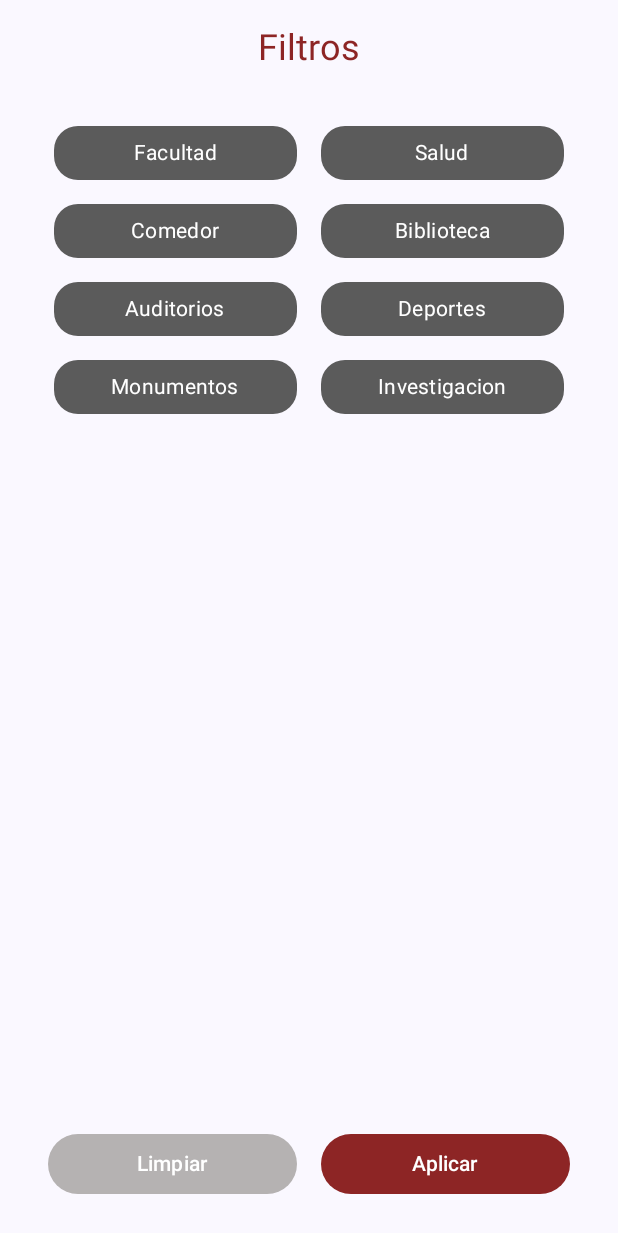
After one commit to fpenado17/tutorApp, an Android app built with Jetpack Compose: the composable FiltroBottomSheet called with empty values, on a phone screen of 412 x 824 dp. The commit adds this screen. Shown: the top 1233 px of the screen. Run offline under Robolectric (Android 15) with nearby library versions, the light colour scheme and no system bars.

Commit message:
Feat logica para manejo de filtros de tipo de ubicaciones, arreglos en otros componentes visuales del mapa

```diff
--- a/app/src/main/java/com/example/tutorapp/data/network/ApiService.kt
+++ b/app/src/main/java/com/example/tutorapp/data/network/ApiService.kt
@@ -15,5 +15,7 @@ interface ApiService {
     ): List<CarouselItem>
 
     @GET("public/ubicacion/")
-    suspend fun getUbicaciones(): List<MapaItem>
+    suspend fun getUbicaciones(
+        @Query("tipo") tipos: List<String>
+    ): List<MapaItem>
 }
--- a/app/src/main/java/com/example/tutorapp/data/repository/MapaRepository.kt
+++ b/app/src/main/java/com/example/tutorapp/data/repository/MapaRepository.kt
@@ -15,9 +15,9 @@ import java.net.URL
 class MapaRepository {
     private val api = RetrofitClient.apiService
 
-    suspend fun getUbicaciones(): List<MapaItem> {
+    suspend fun getUbicaciones(tipos: List<String>): List<MapaItem> {
         return try {
-            api.getUbicaciones()
+            api.getUbicaciones(tipos)
         } catch (e: Exception) {
             Log.e("MapaRepository", "Error al llamar API", e)
             emptyList()
--- a/app/src/main/java/com/example/tutorapp/ui/screen/mapas/components/BusquedaBottomSheet.kt
+++ b/app/src/main/java/com/example/tutorapp/ui/screen/mapas/components/BusquedaBottomSheet.kt
@@ -46,7 +46,6 @@ import com.example.tutorapp.data.model.MapaItem
 import com.example.tutorapp.ui.screen.mapas.MapaViewModel
 import com.example.tutorapp.R
 import com.example.tutorapp.ui.theme.PrincipalAqua
-import com.example.tutorapp.ui.theme.PrincipalGris
 import com.google.accompanist.pager.rememberPagerState
 import com.google.accompanist.pager.HorizontalPager
 import com.google.accompanist.pager.HorizontalPagerIndicator
@@ -77,7 +76,6 @@ fun BusquedaBottomSheet(
         Row(
             modifier = Modifier
                 .fillMaxWidth()
-                .background(color = PrincipalGris, shape = RoundedCornerShape(8.dp))
                 .padding(8.dp),
             verticalAlignment = Alignment.CenterVertically
         ) {
@@ -108,6 +106,7 @@ fun BusquedaBottomSheet(
                     Icon(
                         imageVector = Icons.Filled.Search,
                         contentDescription = "Buscar",
+                        tint = PrincipalAqua
                     )
                 },
                 trailingIcon = {
@@ -134,7 +133,7 @@ fun BusquedaBottomSheet(
                 Icon(
                     painter = painterResource(id = R.drawable.ic_outline_mic),
                     contentDescription = "Voz",
-                    tint = Color.White
+                    tint = PrincipalAqua
                 )
             }
         }
--- /dev/null
+++ b/app/src/main/java/com/example/tutorapp/ui/screen/mapas/components/FiltroBottomSheet.kt
@@ -0,0 +1,156 @@
+package com.example.tutorapp.ui.screen.mapas.components
+
+import androidx.compose.foundation.background
+import androidx.compose.foundation.clickable
+import androidx.compose.foundation.layout.Box
+import androidx.compose.foundation.layout.Column
+import androidx.compose.foundation.layout.Row
+import androidx.compose.foundation.layout.Spacer
+import androidx.compose.foundation.layout.fillMaxSize
+import androidx.compose.foundation.layout.fillMaxWidth
+import androidx.compose.foundation.layout.height
+import androidx.compose.foundation.layout.padding
+import androidx.compose.foundation.layout.width
+import androidx.compose.foundation.layout.wrapContentWidth
+import androidx.compose.foundation.lazy.grid.GridCells
+import androidx.compose.foundation.lazy.grid.LazyVerticalGrid
+import androidx.compose.material3.ExperimentalMaterial3Api
+import androidx.compose.ui.unit.dp
+import androidx.compose.foundation.shape.RoundedCornerShape
+import androidx.compose.material3.Button
+import androidx.compose.material3.MaterialTheme
+import androidx.compose.material3.Text
+import androidx.compose.runtime.Composable
+import androidx.compose.runtime.mutableStateListOf
+import androidx.compose.runtime.remember
+import androidx.compose.ui.Alignment
+import androidx.compose.ui.Modifier
+import androidx.compose.ui.graphics.Color
+import com.example.tutorapp.ui.theme.PrincipalGris
+import androidx.compose.foundation.lazy.grid.items
+import androidx.compose.material3.ButtonDefaults
+import androidx.compose.material3.Scaffold
+import androidx.compose.material3.SnackbarHost
+import androidx.compose.material3.SnackbarHostState
+import androidx.compose.runtime.LaunchedEffect
+import androidx.compose.runtime.rememberCoroutineScope
+import com.example.tutorapp.ui.theme.GrisClaro
+import com.example.tutorapp.ui.theme.PrincipalAqua
+import com.example.tutorapp.ui.theme.RojoUES
+import kotlinx.coroutines.launch
+
+@OptIn(ExperimentalMaterial3Api::class)
+@Composable
+fun FiltroBottomSheet(
+    onAplicar: (List<String>) -> Unit,
+    onCerrar: () -> Unit,
+    filtrosSeleccionados: List<String>
+) {
+    val opcionesBase = listOf(
+        "Facultad", "Salud", "Comedor", "Biblioteca",
+        "Auditorios", "Deportes", "Monumentos", "Investigacion"
+    )
+
+    val filtrosSeleccionadosTemp = remember { mutableStateListOf<String>() }
+    val snackbarHostState = remember { SnackbarHostState() }
+    val scope = rememberCoroutineScope()
+
+    LaunchedEffect(filtrosSeleccionados) {
+        filtrosSeleccionadosTemp.clear()
+        filtrosSeleccionadosTemp.addAll(filtrosSeleccionados)
+    }
+
+    Scaffold(
+        snackbarHost = { SnackbarHost(hostState = snackbarHostState) }
+    ) { paddingValues ->
+        Column(
+            modifier = Modifier
+                .padding(paddingValues)
+                .fillMaxSize()
+                .padding(16.dp)
+        ) {
+            Text(
+                text = "Filtros",
+                style = MaterialTheme.typography.headlineSmall.copy(color = RojoUES),
+                modifier = Modifier
+                    .fillMaxWidth()
+                    .wrapContentWidth(Alignment.CenterHorizontally)
+            )
+
+            Spacer(modifier = Modifier.height(16.dp))
+
+            LazyVerticalGrid(
+                columns = GridCells.Fixed(2),
+                modifier = Modifier
+                    .padding(12.dp)
+                    .fillMaxWidth()
+                    .weight(1f)
+            ) {
+                items(opcionesBase) { opcion ->
+                    val seleccionado = opcion in filtrosSeleccionadosTemp
+                    val chipColor = if (seleccionado) PrincipalAqua else PrincipalGris
+                    Box(
+                        modifier = Modifier
+                            .padding(8.dp)
+                            .fillMaxWidth()
+                            .background(color = chipColor, shape = RoundedCornerShape(16.dp))
+                            .clickable {
+                                if (seleccionado) {
+                                    if (filtrosSeleccionadosTemp.size > 1) {
+                                        filtrosSeleccionadosTemp.remove(opcion)
+                                    } else {
+                                        scope.launch {
+                                            snackbarHostState.showSnackbar("Debe haber al menos un filtro seleccionado.")
+                                        }
+                                    }
+                                } else {
+                                    filtrosSeleccionadosTemp.add(opcion)
+                                }
+                            }
+                            .padding(vertical = 8.dp, horizontal = 12.dp),
+                        contentAlignment = Alignment.Center
+                    ) {
+                        Text(
+                            text = opcion,
+                            color = Color.White,
+                            style = MaterialTheme.typography.bodyMedium
+                        )
+                    }
+                }
+            }
+
+            Row(
+                modifier = Modifier
+                    .fillMaxWidth()
+                    .padding(horizontal = 16.dp),
+                verticalAlignment = Alignment.CenterVertically
+            ) {
+                Button(
+                    onClick = {
+                        filtrosSeleccionadosTemp.clear()
+                        filtrosSeleccionadosTemp.add("Facultad")
+                    },
+                    modifier = Modifier.weight(1f),
+                    colors = ButtonDefaults.buttonColors(containerColor = GrisClaro)
+                ) {
+                    Text("Limpiar")
+                }
+
+                Spacer(modifier = Modifier.width(16.dp))
+
+                Button(
+                    onClick = {
+                        onAplicar(filtrosSeleccionadosTemp.toList())
+                        onCerrar()
+                    },
+                    modifier = Modifier.weight(1f),
+                    colors = ButtonDefaults.buttonColors(containerColor = RojoUES)
+                ) {
+                    Text("Aplicar")
+                }
+            }
+
+            Spacer(modifier = Modifier.height(8.dp))
+        }
+    }
+}
--- a/app/src/main/java/com/example/tutorapp/ui/screen/mapas/components/RenderMapa.kt
+++ b/app/src/main/java/com/example/tutorapp/ui/screen/mapas/components/RenderMapa.kt
@@ -7,12 +7,12 @@ import androidx.compose.ui.Modifier
 import com.google.android.gms.maps.CameraUpdateFactory
 import com.google.android.gms.maps.model.LatLng
 import com.google.android.gms.maps.model.BitmapDescriptorFactory
-import com.example.tutorapp.ui.theme.PrincipalAqua
 import android.content.Context
 import com.example.tutorapp.R
 import com.example.tutorapp.common.decodePolyline
 import com.example.tutorapp.common.getBitmapDescriptorFromVector
 import com.example.tutorapp.data.model.MapaItem
+import com.example.tutorapp.ui.theme.RojoUES
 import com.google.android.gms.maps.model.LatLngBounds
 import com.google.maps.android.compose.CameraPositionState
 import com.google.maps.android.compose.GoogleMap
@@ -87,7 +87,7 @@ fun RenderMapa(
 
             Polyline(
                 points = polylinePoints,
-                color = PrincipalAqua,
+                color = RojoUES,
                 width = 8f
             )
         }
```
Also changed, not shown: app/src/main/java/com/example/tutorapp/ui/screen/mapas/MapaScreen.kt (+19 -2 lines), app/src/main/java/com/example/tutorapp/ui/screen/mapas/MapaViewModel.kt (+13 -3 lines), app/src/main/res/drawable/ic_facultades_seleccionado.xml (renamed from app/src/main/res/drawable/ic_facultades_selccionado.xml).
